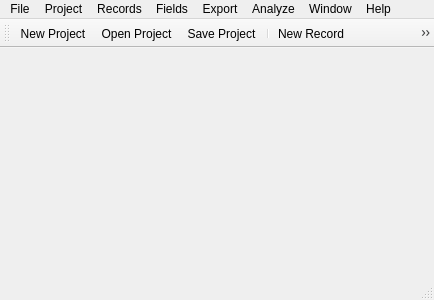
Above: Source/Tome/Core/mainwindow.ui from npruehs/tome-editor before the change. Below: the same form after it.
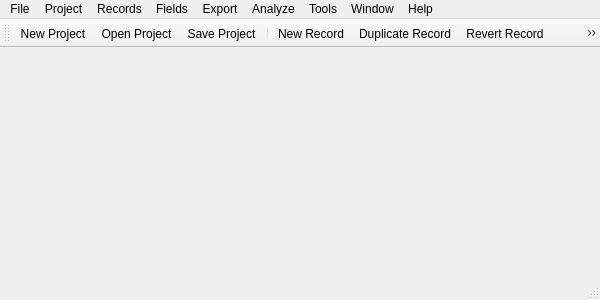
That is the form after the change. Icons and pictures are not drawn.

```diff
--- a/Source/Tome/Core/mainwindow.ui
+++ b/Source/Tome/Core/mainwindow.ui
@@ -6,7 +6,7 @@
    <rect>
     <x>0</x>
     <y>0</y>
-    <width>434</width>
+    <width>600</width>
     <height>300</height>
    </rect>
   </property>
@@ -29,7 +29,7 @@
     <rect>
      <x>0</x>
      <y>0</y>
-     <width>434</width>
+     <width>600</width>
      <height>21</height>
     </rect>
    </property>
@@ -108,12 +108,19 @@
     </property>
     <addaction name="actionProject_Overview"/>
    </widget>
+   <widget class="QMenu" name="menuTools">
+    <property name="title">
+     <string>Tools</string>
+    </property>
+    <addaction name="actionUser_Settings"/>
+   </widget>
    <addaction name="menuFile"/>
    <addaction name="menuProject"/>
    <addaction name="menuRecords"/>
    <addaction name="menuFields"/>
    <addaction name="menuExport"/>
    <addaction name="menuAnalyze"/>
+   <addaction name="menuTools"/>
    <addaction name="menuWindow"/>
    <addaction name="menuHelp"/>
   </widget>
```
Left out of the diff: 5 changed lines with no effect on the pictures.
